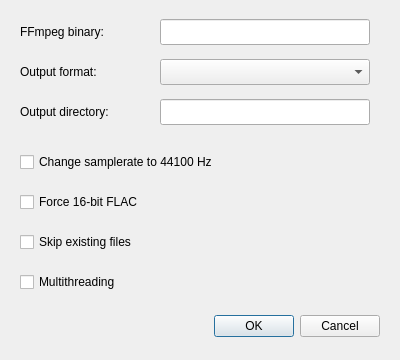
Before: the Qt Designer form src/settingsdialog.ui in Bleuzen/FFaudioConverter, drawn with Qt 5.
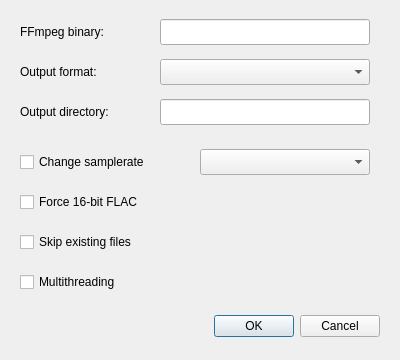
After: the same form once the commit is applied.

Commit message: added option to select output files samplerate

```diff
--- a/src/settingsdialog.ui
+++ b/src/settingsdialog.ui
@@ -57,7 +57,7 @@
     <rect>
      <x>20</x>
      <y>150</y>
-     <width>350</width>
+     <width>170</width>
      <height>24</height>
     </rect>
    </property>
@@ -65,7 +65,7 @@
     <string>Enable this to resample the output file to 44.1 kHz instead of keeping the samplerate of the input file.</string>
    </property>
    <property name="text">
-    <string>Change samplerate to 44100 Hz</string>
+    <string>Change samplerate</string>
    </property>
   </widget>
   <widget class="QCheckBox" name="checkBox_Multithreading">
@@ -163,6 +163,16 @@
     <string>Skip existing files</string>
    </property>
   </widget>
+  <widget class="QComboBox" name="comboBox_OutputSamplerate">
+   <property name="geometry">
+    <rect>
+     <x>200</x>
+     <y>149</y>
+     <width>170</width>
+     <height>26</height>
+    </rect>
+   </property>
+  </widget>
  </widget>
  <resources/>
  <connections>
```
The commit also changes 4 other files.
